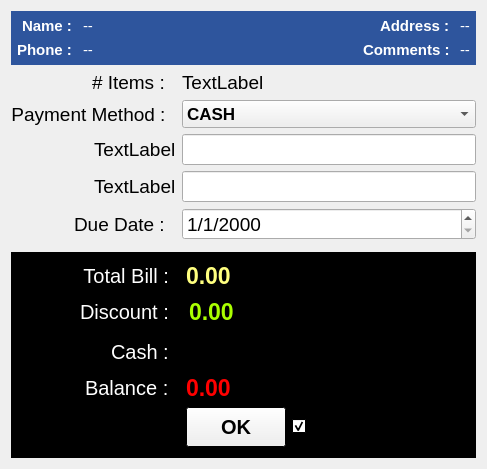
First picture: the form in estorecpp/singlepayment.ui, repository Watti/estorecpp, before the edit.
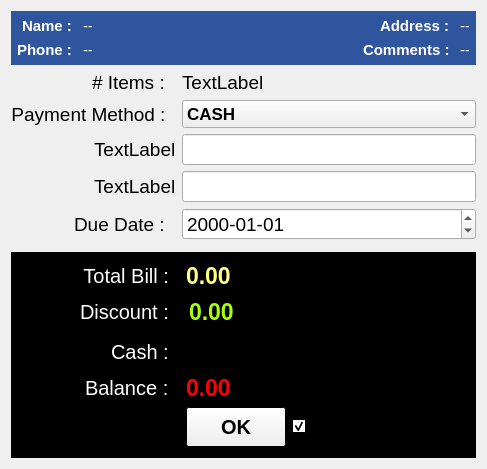
Second picture: the form after the edit. Icons and pictures are not drawn.

The edit to the form file:
```diff
--- a/estorecpp/singlepayment.ui
+++ b/estorecpp/singlepayment.ui
@@ -451,7 +451,7 @@
         </font>
        </property>
        <property name="displayFormat">
-        <string>M/d/yyyy</string>
+        <string>yyyy-MM-dd</string>
        </property>
       </widget>
      </item>
```
